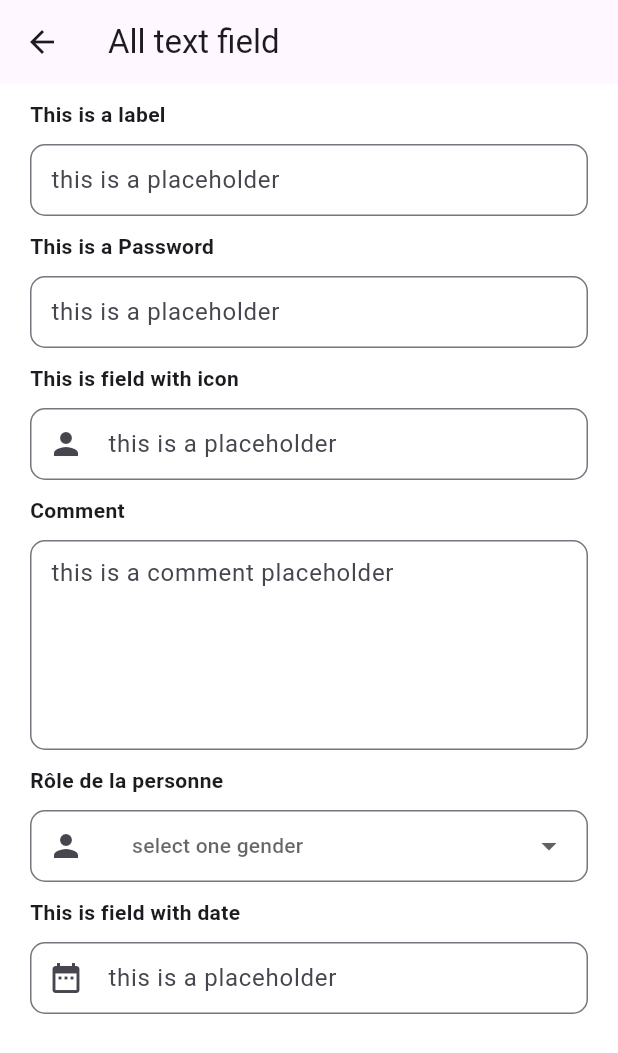
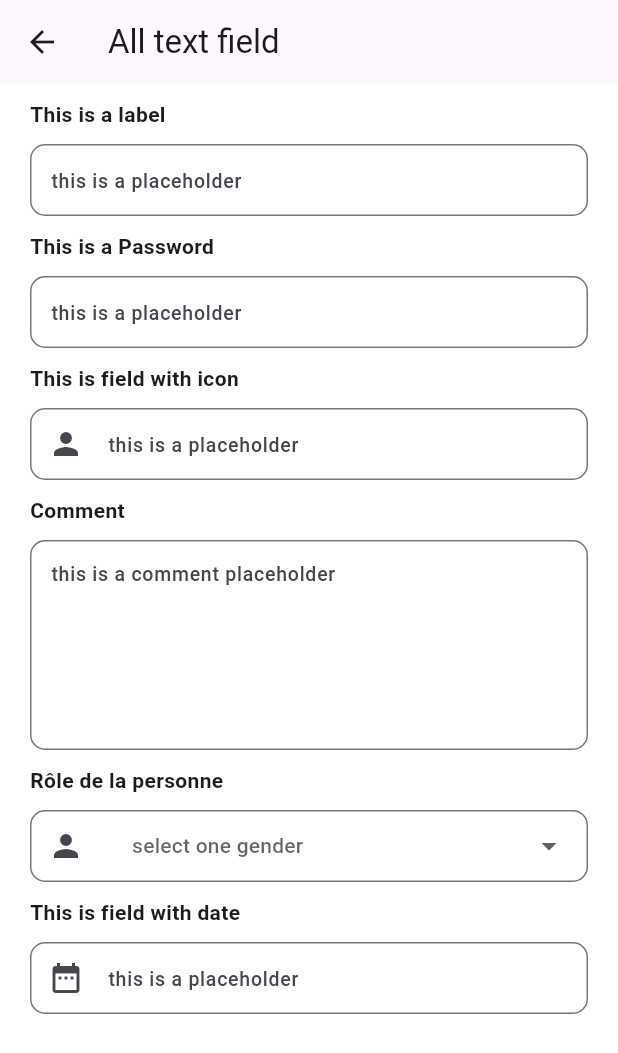
Before and after one commit to Edukever/schoolap-mobile-ui, a Flutter app: the PageFieldScreen screen opened directly, on a phone screen of 412 x 824 dp. Shown: the top 1053 px of the screen. Run offline on Flutter 3.47's test engine with Material 3 defaults, Android fonts, the phone set to English and light mode, and no system bars; our stand-ins replace dropdown_button2, equatable, flutter_form_builder; Roboto replaces fonts that are missing (Poppins).

Commit message:
Add StatePrimaryButton widget and update AppTextField hint style
- Added a new file, state_primary_button.dart, and implemented the StatePrimaryButton widget that uses the PrimaryButton widget to render different buttons based on the state.
- Updated the hint style in the AppTextField widget to use a specific font size, font family, and font weight for the placeholder text.

```diff
--- a/lib/src/widgets/app_field/app_text_field.dart
+++ b/lib/src/widgets/app_field/app_text_field.dart
@@ -62,6 +62,11 @@ class AppTextField<T> extends StatelessWidget {
       prefixIcon: prefix,
       contentPadding: const EdgeInsets.symmetric(horizontal: 10, vertical: 10),
       hintText: placeHolder,
+      hintStyle: const TextStyle(
+        fontSize: 13,
+        fontFamily: 'Poppins',
+        fontWeight: FontWeight.w500,
+      ),
       border: OutlineInputBorder(
         borderRadius: borderRadius ?? BorderRadius.circular(10),
       ),
```
Also changed, not shown: lib/src/widgets/app_button/state_primary_button.dart (added, +41 -0 lines).
